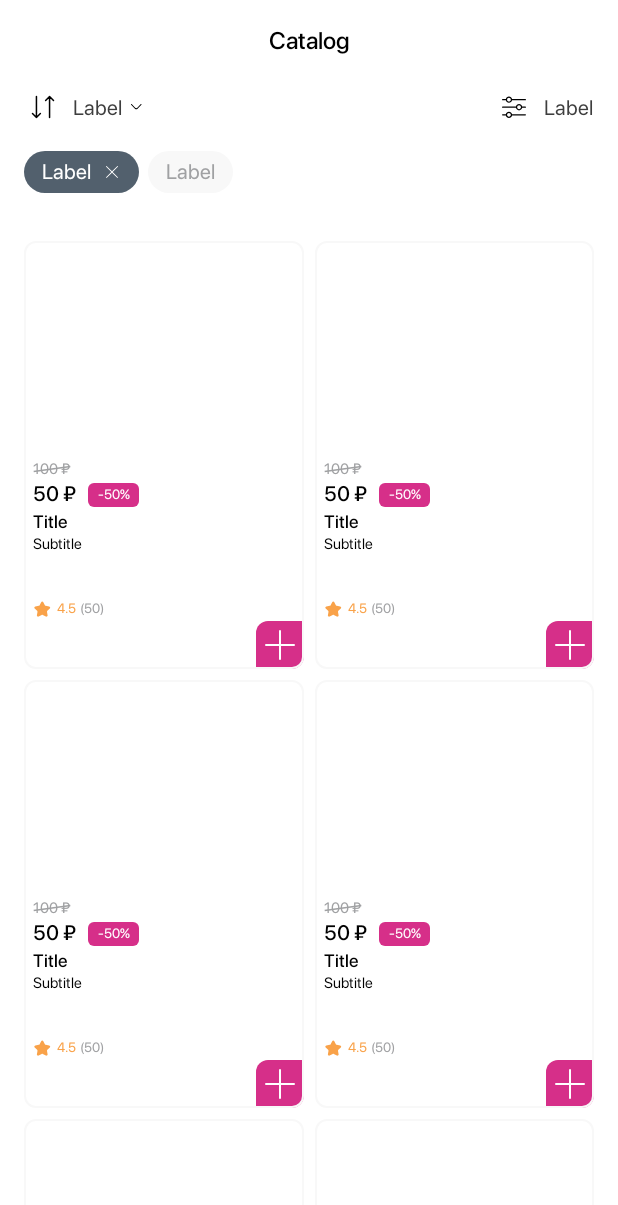
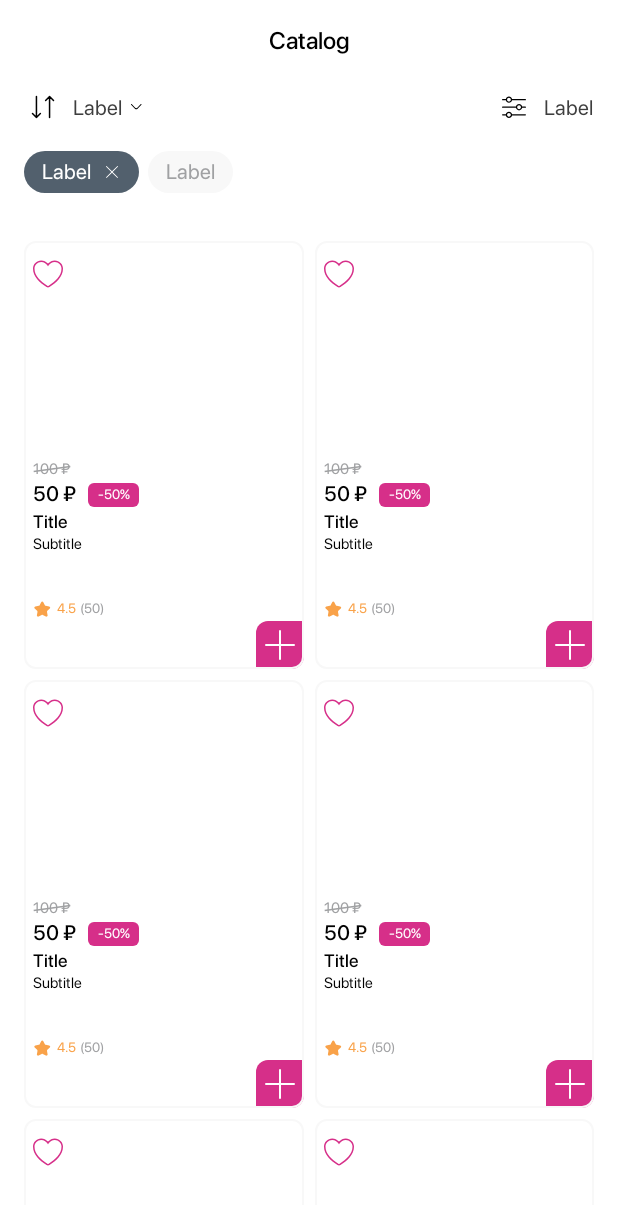
Before and after one commit to Kartex7260/TestOnlineShop, an Android app built with Jetpack Compose: the @Preview function PreviewCatalogScreen, on a phone screen of 412 x 824 dp. Shown: the top 1205 px of the screen. Run offline under Robolectric (Android 15) with nearby library versions, the phone set to English and light mode, and no system bars.

Commit message:
FEAT: кнопка избранного у ProductCard

```diff
--- a/app/src/main/java/kanti/testonlineshop/data/model/product/Product.kt
+++ b/app/src/main/java/kanti/testonlineshop/data/model/product/Product.kt
@@ -17,5 +17,7 @@ data class Product(
 
     val info: List<Info> = listOf(Info()),
 
-    val ingredients: String = ""
+    val ingredients: String = "",
+
+    val favourite: Boolean = false
 )
--- a/app/src/main/java/kanti/testonlineshop/ui/components/buttons/IconButton.kt
+++ b/app/src/main/java/kanti/testonlineshop/ui/components/buttons/IconButton.kt
@@ -16,7 +16,7 @@ import kanti.testonlineshop.ui.theme.elementBlack
 @Composable
 fun IconButton(
     modifier: Modifier = Modifier,
-    @DrawableRes id: Int,
+    @DrawableRes iconId: Int,
     tint: Color = MaterialTheme.colors.elementBlack,
     onClick: () -> Unit = {}
 ) = androidx.compose.material.IconButton(
@@ -25,7 +25,7 @@ fun IconButton(
         .size(32.dp)
 ) {
     Icon(
-        painter = painterResource(id = id),
+        painter = painterResource(id = iconId),
         contentDescription = null,
         tint = tint
     )
@@ -35,6 +35,6 @@ fun IconButton(
 @Composable
 private fun PreviewIconButton() {
     IconButton(
-        id = R.drawable.plus
+        iconId = R.drawable.plus
     )
 }
--- a/app/src/main/java/kanti/testonlineshop/ui/components/buttons/TagButton.kt
+++ b/app/src/main/java/kanti/testonlineshop/ui/components/buttons/TagButton.kt
@@ -64,7 +64,7 @@ fun TagButton(
         if (select) {
             IconButton(
                 modifier = Modifier.size(20.dp),
-                id = tailIcon,
+                iconId = tailIcon,
                 tint = MaterialTheme.colors.elementWhite
             ) { iconClick() }
         }
--- a/app/src/main/java/kanti/testonlineshop/ui/components/ProductCard.kt
+++ b/app/src/main/java/kanti/testonlineshop/ui/components/card/ProductCard.kt
@@ -1,4 +1,4 @@
-package kanti.testonlineshop.ui.components
+package kanti.testonlineshop.ui.components.card
 
 import androidx.compose.foundation.BorderStroke
 import androidx.compose.foundation.ExperimentalFoundationApi
@@ -31,10 +31,16 @@ import androidx.compose.ui.tooling.preview.Preview
 import androidx.compose.ui.unit.dp
 import kanti.testonlineshop.R
 import kanti.testonlineshop.data.model.product.Product
+import kanti.testonlineshop.ui.components.DiscountTag
+import kanti.testonlineshop.ui.components.PagingIndicator
+import kanti.testonlineshop.ui.components.PastPriceText
+import kanti.testonlineshop.ui.components.RatingTag
+import kanti.testonlineshop.ui.components.buttons.IconButton
 import kanti.testonlineshop.ui.components.buttons.PlusButton
 import kanti.testonlineshop.ui.theme.backgroundLightGrey
 import kanti.testonlineshop.ui.theme.backgroundWhite
 import kanti.testonlineshop.ui.theme.caption1
+import kanti.testonlineshop.ui.theme.elementPink
 import kanti.testonlineshop.ui.theme.textBlack
 import kanti.testonlineshop.ui.theme.textGrey
 import kanti.testonlineshop.ui.theme.title2
@@ -46,6 +52,7 @@ fun ProductCard(
     modifier: Modifier = Modifier,
     product: Product,
     images: List<Painter>,
+    onFavouriteClick: (Boolean) -> Unit = {},
     onClick: () -> Unit = {}
 ) = Surface(
     border = BorderStroke(
@@ -59,9 +66,7 @@ fun ProductCard(
 ) {
     val currency = product.price.unit
     Column {
-        Box(
-            contentAlignment = Alignment.BottomCenter
-        ) {
+        Box {
             val pagerState = rememberPagerState { images.size }
             HorizontalPager(
                 modifier = Modifier.height(144.dp),
@@ -75,9 +80,21 @@ fun ProductCard(
                 )
             }
             PagingIndicator(
+                modifier = Modifier.align(Alignment.BottomCenter),
                 count = images.size,
                 select = pagerState.currentPage
             )
+            IconButton(
+                modifier = Modifier
+                    .align(Alignment.TopEnd)
+                    .padding(
+                        top = 6.dp,
+                        end = 6.dp
+                    ),
+                iconId = if (product.favourite) R.drawable.heart_full
+                else R.drawable.heart_empty,
+                tint = MaterialTheme.colors.elementPink
+            ) { onFavouriteClick(!product.favourite) }
         }
 
         // PAST PRICE
--- a/app/src/main/java/kanti/testonlineshop/ui/screens/main/catalog/CatalogScreen.kt
+++ b/app/src/main/java/kanti/testonlineshop/ui/screens/main/catalog/CatalogScreen.kt
@@ -25,7 +25,7 @@ import androidx.compose.ui.res.stringResource
 import androidx.compose.ui.tooling.preview.Preview
 import androidx.compose.ui.unit.dp
 import kanti.testonlineshop.R
-import kanti.testonlineshop.ui.components.ProductCard
+import kanti.testonlineshop.ui.components.card.ProductCard
 import kanti.testonlineshop.ui.components.buttons.IconTextButton
 import kanti.testonlineshop.ui.components.buttons.TagButton
 import kanti.testonlineshop.ui.screens.main.catalog.viewmodel.CatalogViewModel
--- /dev/null
+++ b/app/src/main/res/drawable/heart_empty.xml
@@ -0,0 +1,10 @@
+<vector xmlns:android="http://schemas.android.com/apk/res/android"
+    android:width="24dp"
+    android:height="24dp"
+    android:viewportWidth="24"
+    android:viewportHeight="24">
+  <path
+      android:pathData="M11.379,6.005C11.794,6.509 12,6.909 12,6.909C12,6.909 12.206,6.509 12.621,6.005C13.325,5.151 14.629,4 16.543,4C19.016,4 20.974,6.006 21,8.4C21.051,13.37 16.934,16.904 12.422,19.874C12.297,19.956 12.151,20 12,20C11.849,20 11.703,19.956 11.578,19.874C7.066,16.904 2.949,13.37 3,8.4C3.026,6.006 4.984,4 7.457,4C9.371,4 10.675,5.151 11.379,6.005ZM11.028,20.709C11.318,20.9 11.656,21 12,21C12.344,21 12.682,20.9 12.972,20.709C15.25,19.209 17.504,17.52 19.185,15.533C20.879,13.531 22.028,11.181 22,8.39C21.969,5.457 19.573,3 16.543,3C14.678,3 13.307,3.896 12.437,4.734C12.276,4.889 12.131,5.043 12,5.192C11.869,5.043 11.724,4.889 11.563,4.734C10.693,3.896 9.322,3 7.457,3C4.427,3 2.032,5.456 2.001,8.39C1.972,11.18 3.121,13.531 4.814,15.533C6.495,17.52 8.75,19.21 11.028,20.709Z"
+      android:fillColor="#333333"
+      android:fillType="evenOdd"/>
+</vector>
--- /dev/null
+++ b/app/src/main/res/drawable/heart_full.xml
@@ -0,0 +1,15 @@
+<vector xmlns:android="http://schemas.android.com/apk/res/android"
+    android:width="24dp"
+    android:height="24dp"
+    android:viewportWidth="24"
+    android:viewportHeight="24">
+  <path
+      android:pathData="M11.379,6.005C11.794,6.509 12,6.909 12,6.909C12,6.909 12.206,6.509 12.621,6.005C13.325,5.151 14.629,4 16.543,4C19.016,4 20.974,6.006 21,8.4C21.051,13.37 16.934,16.904 12.422,19.874C12.297,19.956 12.151,20 12,20C11.849,20 11.703,19.956 11.578,19.874C7.066,16.904 2.949,13.37 3,8.4C3.026,6.006 4.984,4 7.457,4C9.371,4 10.675,5.151 11.379,6.005ZM11.028,20.709C11.318,20.9 11.656,21 12,21C12.344,21 12.682,20.9 12.972,20.709C15.25,19.209 17.504,17.52 19.185,15.533C20.879,13.531 22.028,11.181 22,8.39C21.969,5.457 19.573,3 16.543,3C14.678,3 13.307,3.896 12.437,4.734C12.276,4.889 12.131,5.043 12,5.192C11.869,5.043 11.724,4.889 11.563,4.734C10.693,3.896 9.322,3 7.457,3C4.427,3 2.032,5.456 2.001,8.39C1.972,11.18 3.121,13.531 4.814,15.533C6.495,17.52 8.75,19.21 11.028,20.709Z"
+      android:fillColor="#D62F89"
+      android:fillType="evenOdd"/>
+  <path
+      android:strokeWidth="1"
+      android:pathData="M3,7L5,5L6.5,4L9.5,4.5L11.5,6H12.5L14.5,4.5L17,4L20,5.5L21,8.5L20,12.5L17,16.5L12,20L9.5,19L5.5,15.5L3,10.5V7Z"
+      android:fillColor="#D62F89"
+      android:strokeColor="#D62F89"/>
+</vector>
```
